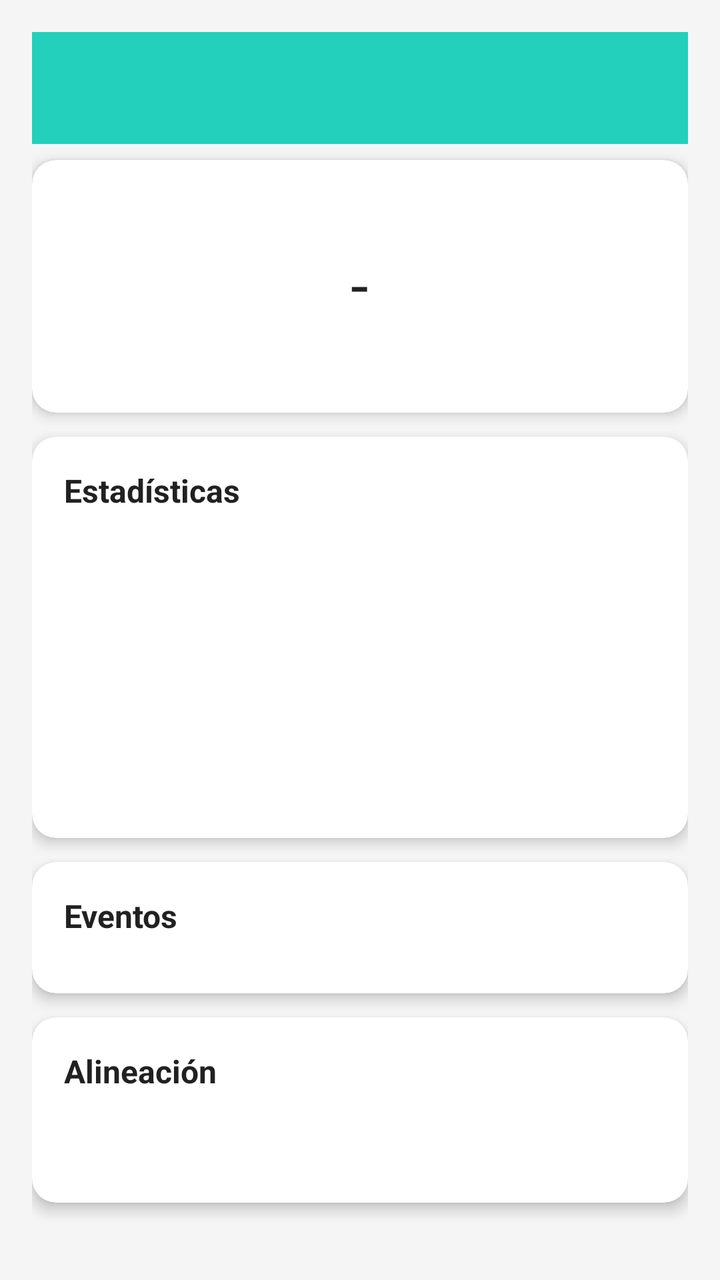
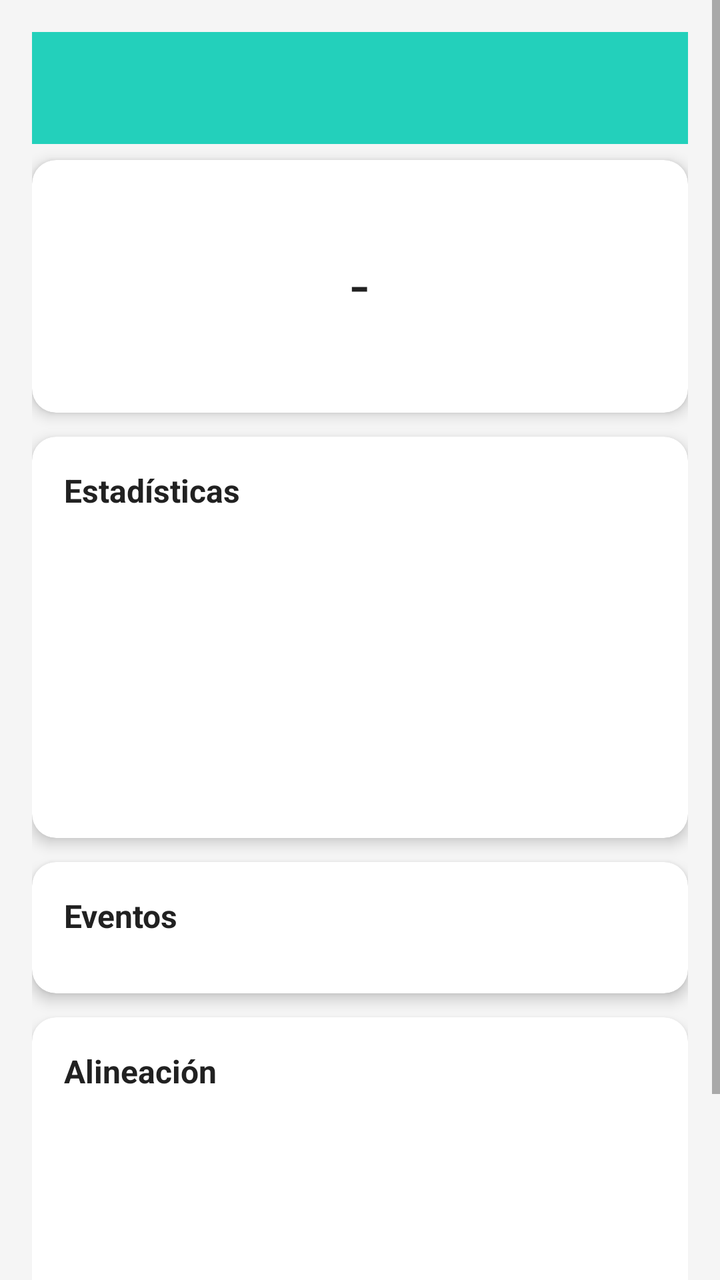

The first picture is an Android layout as it rendered before a commit; the second is the same layout after the commit. The layout source and the unified diff follow.
<!-- AndroidManifest.xml: activity theme Theme.MaterialComponents.DayNight.NoActionBar -->
<!-- res/layout/activity_detalle_partido.xml -->
<?xml version="1.0" encoding="utf-8"?>
<ScrollView xmlns:android="http://schemas.android.com/apk/res/android"
    xmlns:app="http://schemas.android.com/apk/res-auto"
    android:layout_width="match_parent"
    android:layout_height="match_parent"
    android:background="@color/background">

    <LinearLayout
        android:layout_width="match_parent"
        android:layout_height="wrap_content"
        android:orientation="vertical"
        android:padding="16dp">

        
        <androidx.appcompat.widget.Toolbar
            android:id="@+id/toolbar"
            android:layout_width="match_parent"
            android:layout_height="?attr/actionBarSize"
            android:background="@color/primary"
            app:popupTheme="@style/ThemeOverlay.AppCompat.Light"
            android:theme="@style/ThemeOverlay.AppCompat.Dark.ActionBar" />

        
        <androidx.cardview.widget.CardView
            android:layout_width="match_parent"
            android:layout_height="wrap_content"
            android:layout_marginTop="8dp"
            app:cardCornerRadius="12dp"
            app:cardElevation="4dp">

            <LinearLayout
                android:layout_width="match_parent"
                android:layout_height="wrap_content"
                android:orientation="vertical"
                android:padding="16dp">

                <TextView
                    android:id="@+id/tvCompeticion"
                    android:layout_width="wrap_content"
                    android:layout_height="wrap_content"
                    android:layout_gravity="center"
                    android:textSize="12sp"
                    android:textColor="@color/text_secondary"
                    android:layout_marginBottom="8dp" />

                <LinearLayout
                    android:layout_width="match_parent"
                    android:layout_height="wrap_content"
                    android:orientation="horizontal"
                    android:gravity="center">

                    <TextView
                        android:id="@+id/tvEquipoLocal"
                        android:layout_width="0dp"
                        android:layout_height="wrap_content"
                        android:layout_weight="1"
                        android:gravity="center"
                        android:textSize="16sp"
                        android:textStyle="bold"
                        android:textColor="@color/text_primary" />

                    <LinearLayout
                        android:layout_width="wrap_content"
                        android:layout_height="wrap_content"
                        android:orientation="horizontal"
                        android:gravity="center"
                        android:layout_marginHorizontal="16dp">

                        <TextView
                            android:id="@+id/tvGolesLocal"
                            android:layout_width="wrap_content"
                            android:layout_height="wrap_content"
                            android:textSize="32sp"
                            android:textStyle="bold"
                            android:textColor="@color/text_primary" />

                        <TextView
                            android:layout_width="wrap_content"
                            android:layout_height="wrap_content"
                            android:text=" - "
                            android:textSize="32sp"
                            android:textColor="@color/text_primary" />

                        <TextView
                            android:id="@+id/tvGolesVisitante"
                            android:layout_width="wrap_content"
                            android:layout_height="wrap_content"
                            android:textSize="32sp"
                            android:textStyle="bold"
                            android:textColor="@color/text_primary" />

                    </LinearLayout>

                    <TextView
                        android:id="@+id/tvEquipoVisitante"
                        android:layout_width="0dp"
                        android:layout_height="wrap_content"
                        android:layout_weight="1"
                        android:gravity="center"
                        android:textSize="16sp"
                        android:textStyle="bold"
                        android:textColor="@color/text_primary" />

                </LinearLayout>

                <TextView
                    android:id="@+id/tvMinuto"
                    android:layout_width="wrap_content"
                    android:layout_height="wrap_content"
                    android:layout_gravity="center"
                    android:layout_marginTop="8dp"
                    android:textSize="14sp"
                    android:textColor="@color/partido_en_vivo" />

            </LinearLayout>

        </androidx.cardview.widget.CardView>

        
        <androidx.cardview.widget.CardView
            android:layout_width="match_parent"
            android:layout_height="wrap_content"
            android:layout_marginTop="12dp"
            app:cardCornerRadius="12dp"
            app:cardElevation="4dp">

            <LinearLayout
                android:layout_width="match_parent"
                android:layout_height="wrap_content"
                android:orientation="vertical"
                android:padding="16dp">

                <TextView
                    android:layout_width="wrap_content"
                    android:layout_height="wrap_content"
                    android:text="@string/estadisticas"
                    android:textSize="16sp"
                    android:textStyle="bold"
                    android:textColor="@color/text_primary"
                    android:layout_marginBottom="12dp" />

                
                <include layout="@layout/item_estadistica"
                    android:id="@+id/rowPosesion" />
                <include layout="@layout/item_estadistica"
                    android:id="@+id/rowTiros" />
                <include layout="@layout/item_estadistica"
                    android:id="@+id/rowTirosPuerta" />
                <include layout="@layout/item_estadistica"
                    android:id="@+id/rowCorners" />
                <include layout="@layout/item_estadistica"
                    android:id="@+id/rowFaltas" />

            </LinearLayout>

        </androidx.cardview.widget.CardView>

        
        <androidx.cardview.widget.CardView
            android:layout_width="match_parent"
            android:layout_height="wrap_content"
            android:layout_marginTop="12dp"
            app:cardCornerRadius="12dp"
            app:cardElevation="4dp">

            <LinearLayout
                android:layout_width="match_parent"
                android:layout_height="wrap_content"
                android:orientation="vertical"
                android:padding="16dp">

                <TextView
                    android:layout_width="wrap_content"
                    android:layout_height="wrap_content"
                    android:text="@string/eventos"
                    android:textSize="16sp"
                    android:textStyle="bold"
                    android:textColor="@color/text_primary"
                    android:layout_marginBottom="12dp" />

                <ListView
                    android:id="@+id/lvEventos"
                    android:layout_width="match_parent"
                    android:layout_height="wrap_content"
                    android:nestedScrollingEnabled="false" />

            </LinearLayout>

        </androidx.cardview.widget.CardView>

        
        <androidx.cardview.widget.CardView
            android:layout_width="match_parent"
            android:layout_height="wrap_content"
            android:layout_marginTop="12dp"
            android:layout_marginBottom="16dp"
            app:cardCornerRadius="12dp"
            app:cardElevation="4dp">

            <LinearLayout
                android:layout_width="match_parent"
                android:layout_height="wrap_content"
                android:orientation="vertical"
                android:padding="16dp">

                <TextView
                    android:layout_width="wrap_content"
                    android:layout_height="wrap_content"
                    android:text="@string/alineacion"
                    android:textSize="16sp"
                    android:textStyle="bold"
                    android:textColor="@color/text_primary"
                    android:layout_marginBottom="12dp" />

                <LinearLayout
                    android:layout_width="match_parent"
                    android:layout_height="wrap_content"
                    android:orientation="horizontal">

                    <LinearLayout
                        android:layout_width="0dp"
                        android:layout_height="wrap_content"
                        android:layout_weight="1"
                        android:orientation="vertical">

                        <TextView
                            android:id="@+id/tvNombreEquipoLocal"
                            android:layout_width="wrap_content"
                            android:layout_height="wrap_content"
                            android:textStyle="bold"
                            android:textColor="@color/primary"
                            android:layout_marginBottom="8dp" />

                        <ListView
                            android:id="@+id/lvTitularesLocal"
                            android:layout_width="match_parent"
                            android:layout_height="wrap_content"
                            android:nestedScrollingEnabled="false" />

                    </LinearLayout>

                    <LinearLayout
                        android:layout_width="0dp"
                        android:layout_height="wrap_content"
                        android:layout_weight="1"
                        android:orientation="vertical">

                        <TextView
                            android:id="@+id/tvNombreEquipoVisitante"
                            android:layout_width="wrap_content"
                            android:layout_height="wrap_content"
                            android:textStyle="bold"
                            android:textColor="@color/primary"
                            android:layout_marginBottom="8dp" />

                        <ListView
                            android:id="@+id/lvTitularesVisitante"
                            android:layout_width="match_parent"
                            android:layout_height="wrap_content"
                            android:nestedScrollingEnabled="false" />

                    </LinearLayout>

                </LinearLayout>

            </LinearLayout>

        </androidx.cardview.widget.CardView>

    </LinearLayout>

</ScrollView>
<!-- res/layout/item_estadistica.xml (included above) -->
<?xml version="1.0" encoding="utf-8"?>
<LinearLayout xmlns:android="http://schemas.android.com/apk/res/android"
    android:layout_width="match_parent"
    android:layout_height="wrap_content"
    android:orientation="horizontal"
    android:gravity="center"
    android:layout_marginBottom="8dp">

    <TextView
        android:id="@+id/tvValorLocal"
        android:layout_width="0dp"
        android:layout_height="wrap_content"
        android:layout_weight="1"
        android:gravity="center"
        android:textSize="14sp"
        android:textStyle="bold"
        android:textColor="@color/text_primary" />

    <TextView
        android:id="@+id/tvEtiqueta"
        android:layout_width="0dp"
        android:layout_height="wrap_content"
        android:layout_weight="2"
        android:gravity="center"
        android:textSize="12sp"
        android:textColor="@color/text_secondary" />

    <TextView
        android:id="@+id/tvValorVisitante"
        android:layout_width="0dp"
        android:layout_height="wrap_content"
        android:layout_weight="1"
        android:gravity="center"
        android:textSize="14sp"
        android:textStyle="bold"
        android:textColor="@color/text_primary" />

</LinearLayout>
<!-- resources referenced by this layout -->
<resources>
  <color name="background">#F5F5F5</color>
  <color name="partido_en_vivo">#FF5252</color>
  <color name="primary">#23D0BB</color>
  <color name="text_primary">#212121</color>
  <color name="text_secondary">#757575</color>
  <string name="alineacion">Alineación</string>
  <string name="estadisticas">Estadísticas</string>
  <string name="eventos">Eventos</string>
</resources>

<!-- the commit's change to res/layout/activity_detalle_partido.xml (unified diff, before → after) -->
@@ -199,18 +199,18 @@
 
             <LinearLayout
                 android:layout_width="match_parent"
-                android:layout_height="wrap_content"
+                android:layout_height="208dp"
                 android:orientation="vertical"
                 android:padding="16dp">
 
                 <TextView
                     android:layout_width="wrap_content"
                     android:layout_height="wrap_content"
+                    android:layout_marginBottom="12dp"
                     android:text="@string/alineacion"
+                    android:textColor="@color/text_primary"
                     android:textSize="16sp"
-                    android:textStyle="bold"
-                    android:textColor="@color/text_primary"
-                    android:layout_marginBottom="12dp" />
+                    android:textStyle="bold" />
 
                 <LinearLayout
                     android:layout_width="match_parent"
@@ -227,9 +227,9 @@
                             android:id="@+id/tvNombreEquipoLocal"
                             android:layout_width="wrap_content"
                             android:layout_height="wrap_content"
-                            android:textStyle="bold"
+                            android:layout_marginBottom="8dp"
                             android:textColor="@color/primary"
-                            android:layout_marginBottom="8dp" />
+                            android:textStyle="bold" />
 
                         <ListView
                             android:id="@+id/lvTitularesLocal"
@@ -249,9 +249,9 @@
                             android:id="@+id/tvNombreEquipoVisitante"
                             android:layout_width="wrap_content"
                             android:layout_height="wrap_content"
-                            android:textStyle="bold"
+                            android:layout_marginBottom="8dp"
                             android:textColor="@color/primary"
-                            android:layout_marginBottom="8dp" />
+                            android:textStyle="bold" />
 
                         <ListView
                             android:id="@+id/lvTitularesVisitante"
